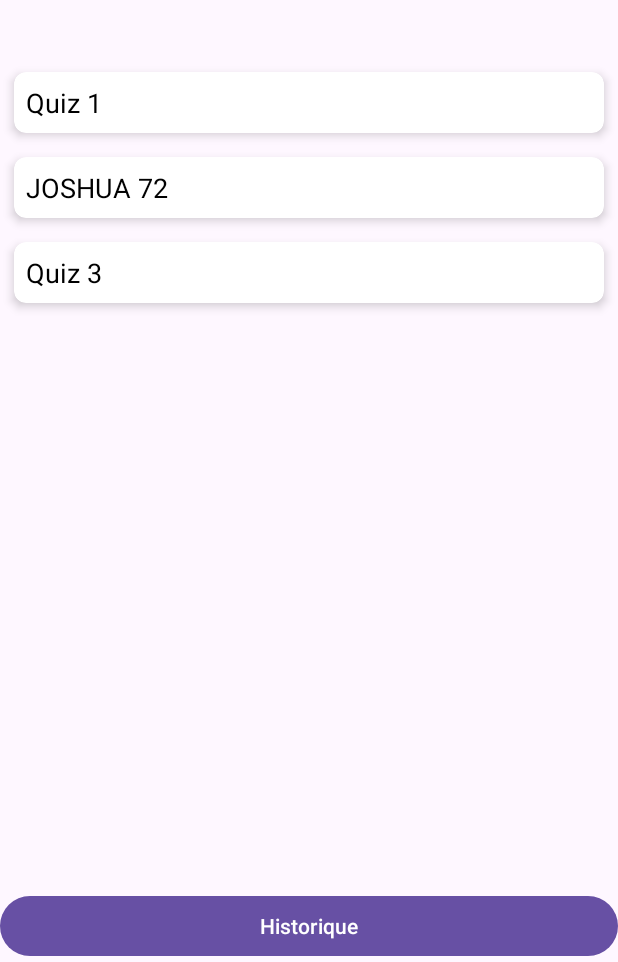
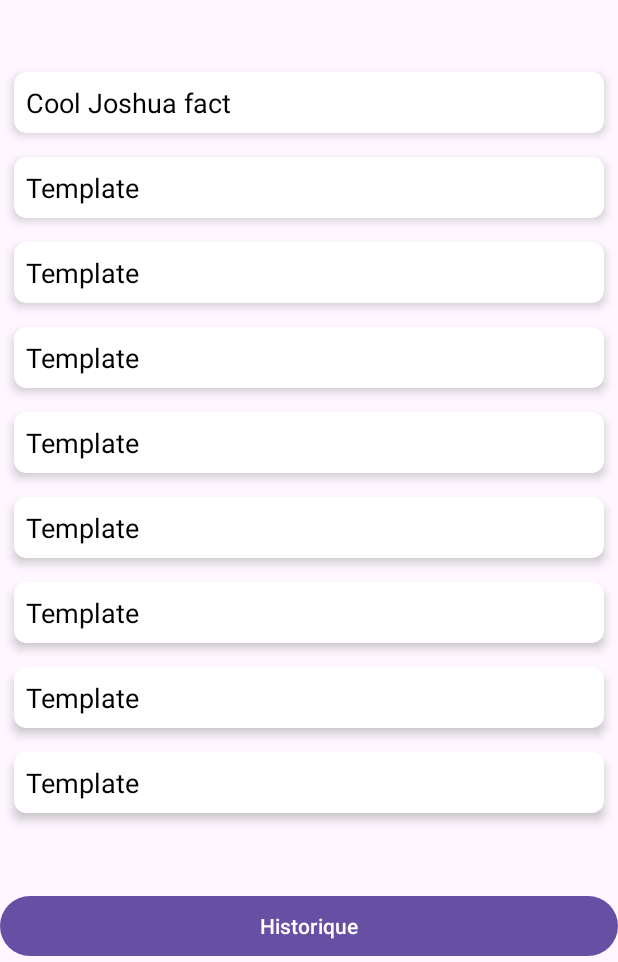
Before and after one commit to Bifmann/JoQuiz, an Android app: the screen it shows after launch (MainActivity), on a phone screen of 412 x 824 dp, the part 274-1236 px from its top. Run offline under Robolectric (Android 15) with nearby library versions, the phone set to English and light mode, and no system bars.

Commit message:
Implementation du XMLParser Ajout du quizzes.xml Mise a jour du QuizRepository

```diff
--- a/JoQuizApp/app/src/main/java/com/example/joquiz/MainActivity.kt
+++ b/JoQuizApp/app/src/main/java/com/example/joquiz/MainActivity.kt
@@ -21,7 +21,7 @@ class MainActivity : AppCompatActivity() {
         buttonHistorique = findViewById(R.id.button_historique)
 
         // Initialize QuizRepository using lateinit
-        quizRepository = QuizRepository()
+        quizRepository = QuizRepository(this)
 
         // Setup RecyclerView
         setupRecyclerView()
--- a/JoQuizApp/app/src/main/java/com/example/joquiz/MenuQuizAdapter.kt
+++ b/JoQuizApp/app/src/main/java/com/example/joquiz/MenuQuizAdapter.kt
@@ -25,7 +25,7 @@ class MenuQuizAdapter(
     override fun onBindViewHolder(holder: MenuQuizAdapter.ItemViewHolder, position: Int) {
         val quiz: QuizList = data[position]
 
-        holder.quizName.text = quiz.name
+        holder.quizName.text = quiz.title
     }
 
     override fun getItemCount(): Int {
--- a/JoQuizApp/app/src/main/java/com/example/joquiz/QuizList.kt
+++ b/JoQuizApp/app/src/main/java/com/example/joquiz/QuizList.kt
@@ -1,3 +1,3 @@
 package com.example.joquiz
 
-data class QuizList(val name: String)
+data class QuizList(val title: String)
--- a/JoQuizApp/app/src/main/java/com/example/joquiz/QuizRepository.kt
+++ b/JoQuizApp/app/src/main/java/com/example/joquiz/QuizRepository.kt
@@ -1,13 +1,35 @@
 package com.example.joquiz
 
-class QuizRepository {
+import android.content.Context
+import org.xmlpull.v1.XmlPullParser
+
+class QuizRepository (private val context: Context){
     private val quizList = mutableListOf<QuizList>()
 
     init {
-        quizList.add(QuizList("Quiz 1"))
-        quizList.add(QuizList("JOSHUA 72"))
-        quizList.add(QuizList("Quiz 3"))
+        loadQuizzesFromXML()
     }
+
+    private fun loadQuizzesFromXML() {
+        try {
+            val parser: XmlPullParser = context.resources.getXml(R.xml.quizzes)
+            var eventType = parser.eventType
+            while (eventType != XmlPullParser.END_DOCUMENT) {
+                if (eventType == XmlPullParser.START_TAG && parser.name == "quiz") {
+                    parser.nextTag() // Avance au tag <title>
+                    if (parser.name == "title") {
+                        parser.next() // Avance au texte du titre
+                        val title = parser.text
+                        addQuiz(QuizList(title))
+                    }
+                }
+                eventType = parser.next()
+            }
+        } catch (e: Exception) {
+            e.printStackTrace()
+        }
+    }
+
 
     fun getAllQuizzes(): List<QuizList> {
         return quizList.toList()
@@ -17,7 +39,7 @@ class QuizRepository {
         quizList.add(quiz)
     }
 
-    fun removeQuiz(quiz: QuizList) {
-        quizList.remove(quiz)
-    }
+    //fun removeQuiz(quiz: QuizList) {
+    //    quizList.remove(quiz)
+    //}
 }
--- /dev/null
+++ b/JoQuizApp/app/src/main/res/xml/quizzes.xml
@@ -0,0 +1,158 @@
+<!-- res/xml/quizzes.xml -->
+<quizzes>
+    <quiz>
+        <title>Cool Joshua fact</title>
+        <questions>
+            <question>
+                <text>Quel age a joshua ?</text>
+                <true>8,4 siecle</true>
+                <false1>Baby Joshua</false1>
+                <false2>19 ans</false2>
+                <false3>THE VOID</false3>
+            </question>
+            <question>
+                <text>Combien de dégats inflige un joshua ?</text>
+                <true>0,8 fois la puissance d'eddy</true>
+                <false1>32 fois la puissance d'eddy</false1>
+                <false2>0,2 fois la puissance d'eddy</false2>
+            </question>
+            <question>
+                <text>Un joshua arrive sur vous a mach20 que faite vous ?</text>
+                <true>Je lance 5 centimes par terre pour le distraire</true>
+                <false1>J'essaye de dodge le joshua</false1>
+                <false2>J'essaye de m'excuser</false2>
+            </question>
+        </questions>
+    </quiz>
+    <quiz>
+        <title>Template</title>
+        <questions>
+            <question>
+                <text>Template</text>
+                <answer>Template</answer>
+                <false1>Template</false1>
+                <false2>Template</false2>
+            </question>
+        </questions>
+    </quiz>
+    <quiz>
+        <title>Template</title>
+        <questions>
+            <question>
+                <text>Template</text>
+                <answer>Template</answer>
+                <false1>Template</false1>
+                <false2>Template</false2>
+            </question>
+        </questions>
+    </quiz>
+    <quiz>
+        <title>Template</title>
+        <questions>
+            <question>
+                <text>Template</text>
+                <answer>Template</answer>
+                <false1>Template</false1>
+                <false2>Template</false2>
+            </question>
+        </questions>
+    </quiz>
+    <quiz>
+        <title>Template</title>
+        <questions>
+            <question>
+                <text>Template</text>
+                <answer>Template</answer>
+                <false1>Template</false1>
+                <false2>Template</false2>
+            </question>
+        </questions>
+    </quiz>
+    <quiz>
+        <title>Template</title>
+        <questions>
+            <question>
+                <text>Template</text>
+                <answer>Template</answer>
+                <false1>Template</false1>
+                <false2>Template</false2>
+            </question>
+        </questions>
+    </quiz>
+    <quiz>
+        <title>Template</title>
+        <questions>
+            <question>
+                <text>Template</text>
+                <answer>Template</answer>
+                <false1>Template</false1>
+                <false2>Template</false2>
+            </question>
+        </questions>
+    </quiz>
+    <quiz>
+        <title>Template</title>
+        <questions>
+            <question>
+                <text>Template</text>
+                <answer>Template</answer>
+                <false1>Template</false1>
+                <false2>Template</false2>
+            </question>
+        </questions>
+    </quiz>
+    <quiz>
+        <title>Template</title>
+        <questions>
+            <question>
+                <text>Template</text>
+                <answer>Template</answer>
+                <false1>Template</false1>
+                <false2>Template</false2>
+            </question>
+        </questions>
+    </quiz>
+    <quiz>
+        <title>Template</title>
+        <questions>
+            <question>
+                <text>Template</text>
+                <answer>Template</answer>
+                <false1>Template</false1>
+                <false2>Template</false2>
+            </question>
+        </questions>
+    </quiz>
+    <quiz>
+        <title>Template</title>
+        <questions>
+            <question>
+                <text>Template</text>
+                <answer>Template</answer>
+                <false1>Template</false1>
+                <false2>Template</false2>
+            </question>
+        </questions>
+    </quiz>
+    <quiz>
+        <title>Template</title>
+        <questions>
+            <question>
+                <text>Template</text>
+                <answer>Template</answer>
+                <false1>Template</false1>
+                <false2>Template</false2>
+            </question>
+        </questions>
+    </quiz><quiz>
+    <title>hihi</title>
+    <questions>
+        <question>
+            <text>Template</text>
+            <answer>Template</answer>
+            <false1>Template</false1>
+            <false2>Template</false2>
+        </question>
+    </questions>
+</quiz>
+</quizzes>
```
